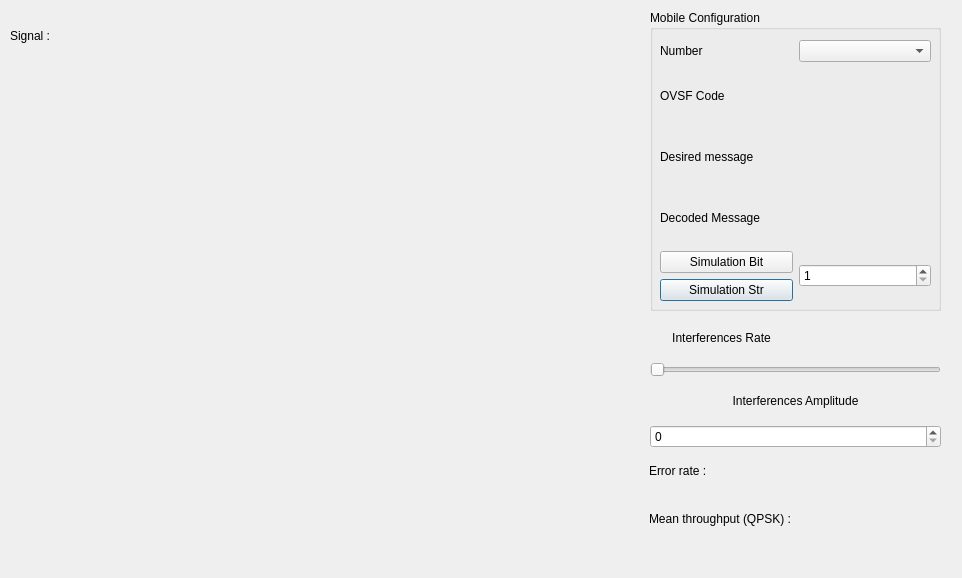
Vskilet/UMTS-Multiplexing, file gui.ui: the form before one commit.
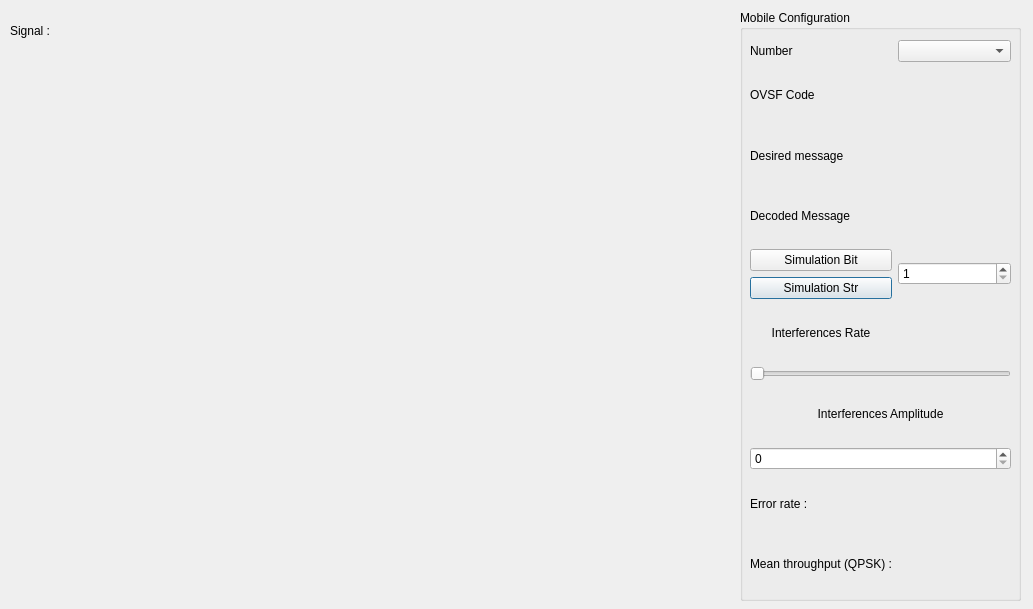
The form after the commit.

Commit message: optimisation layout interface

```diff
--- a/gui.ui
+++ b/gui.ui
@@ -6,8 +6,8 @@
    <rect>
     <x>0</x>
     <y>0</y>
-    <width>962</width>
-    <height>578</height>
+    <width>1033</width>
+    <height>609</height>
    </rect>
   </property>
   <property name="windowTitle">
@@ -16,10 +16,10 @@
   <widget class="QGroupBox" name="groupBox">
    <property name="geometry">
     <rect>
-     <x>650</x>
+     <x>740</x>
      <y>10</y>
-     <width>291</width>
-     <height>301</height>
+     <width>281</width>
+     <height>591</height>
     </rect>
    </property>
    <property name="title">
@@ -30,11 +30,45 @@
      <rect>
       <x>10</x>
       <y>30</y>
-      <width>271</width>
-      <height>261</height>
+      <width>261</width>
+      <height>551</height>
      </rect>
     </property>
     <layout class="QGridLayout" name="gridLayout">
+     <item row="9" column="1">
+      <widget class="QLabel" name="LabelTextInterferencesRate">
+       <property name="text">
+        <string/>
+       </property>
+      </widget>
+     </item>
+     <item row="13" column="0">
+      <widget class="QLabel" name="LabelErrorRateTitle">
+       <property name="text">
+        <string>Error rate :</string>
+       </property>
+      </widget>
+     </item>
+     <item row="11" column="0" colspan="2">
+      <widget class="QLabel" name="LabelInterferencesAmplitude">
+       <property name="text">
+        <string>Interferences Amplitude</string>
+       </property>
+       <property name="alignment">
+        <set>Qt::AlignCenter</set>
+       </property>
+      </widget>
+     </item>
+     <item row="10" column="0" colspan="2">
+      <widget class="QSlider" name="SliderInterferencesRate">
+       <property name="orientation">
+        <enum>Qt::Horizontal</enum>
+       </property>
+      </widget>
+     </item>
+     <item row="12" column="0" colspan="2">
+      <widget class="QSpinBox" name="SpinInterferencesAmplitude"/>
+     </item>
      <item row="8" column="0">
       <widget class="QPushButton" name="buttonStringSimulation">
        <property name="text">
@@ -111,125 +145,65 @@
        </property>
       </widget>
      </item>
+     <item row="9" column="0">
+      <widget class="QLabel" name="LabelInterferencesRate">
+       <property name="layoutDirection">
+        <enum>Qt::LeftToRight</enum>
+       </property>
+       <property name="text">
+        <string>Interferences Rate</string>
+       </property>
+       <property name="alignment">
+        <set>Qt::AlignCenter</set>
+       </property>
+      </widget>
+     </item>
+     <item row="13" column="1">
+      <widget class="QLabel" name="LabelErrorRate">
+       <property name="text">
+        <string/>
+       </property>
+      </widget>
+     </item>
+     <item row="14" column="0">
+      <widget class="QLabel" name="LabelThroughputTitle">
+       <property name="text">
+        <string>Mean throughput (QPSK) :</string>
+       </property>
+      </widget>
+     </item>
+     <item row="14" column="1">
+      <widget class="QLabel" name="LabelThroughput">
+       <property name="text">
+        <string/>
+       </property>
+      </widget>
+     </item>
     </layout>
    </widget>
-  </widget>
-  <widget class="QWidget" name="verticalLayoutWidget">
-   <property name="geometry">
-    <rect>
-     <x>650</x>
-     <y>320</y>
-     <width>291</width>
-     <height>128</height>
-    </rect>
-   </property>
-   <layout class="QVBoxLayout" name="verticalLayout">
-    <item>
-     <layout class="QGridLayout" name="gridLayout_3">
-      <item row="1" column="0">
-       <widget class="QLabel" name="LabelInterferencesRate">
-        <property name="layoutDirection">
-         <enum>Qt::LeftToRight</enum>
-        </property>
-        <property name="text">
-         <string>Interferences Rate</string>
-        </property>
-        <property name="alignment">
-         <set>Qt::AlignCenter</set>
-        </property>
-       </widget>
-      </item>
-      <item row="1" column="1">
-       <widget class="QLabel" name="LabelTextInterferencesRate">
-        <property name="text">
-         <string/>
-        </property>
-       </widget>
-      </item>
-     </layout>
-    </item>
-    <item>
-     <widget class="QSlider" name="SliderInterferencesRate">
-      <property name="orientation">
-       <enum>Qt::Horizontal</enum>
-      </property>
-     </widget>
-    </item>
-    <item>
-     <widget class="QLabel" name="LabelInterferencesAmplitude">
-      <property name="text">
-       <string>Interferences Amplitude</string>
-      </property>
-      <property name="alignment">
-       <set>Qt::AlignCenter</set>
-      </property>
-     </widget>
-    </item>
-    <item>
-     <widget class="QSpinBox" name="SpinInterferencesAmplitude"/>
-    </item>
-   </layout>
+   <zorder>gridLayoutWidget</zorder>
+   <zorder>LabelErrorRateTitle</zorder>
   </widget>
   <widget class="QLabel" name="plotLabel">
    <property name="geometry">
     <rect>
-     <x>8</x>
-     <y>77</y>
-     <width>641</width>
-     <height>491</height>
+     <x>10</x>
+     <y>50</y>
+     <width>721</width>
+     <height>541</height>
     </rect>
    </property>
    <property name="text">
     <string/>
    </property>
   </widget>
-  <widget class="QWidget" name="verticalLayoutWidget_2">
-   <property name="geometry">
-    <rect>
-     <x>649</x>
-     <y>449</y>
-     <width>291</width>
-     <height>91</height>
-    </rect>
-   </property>
-   <layout class="QGridLayout" name="gridLayout_2">
-    <item row="1" column="0">
-     <widget class="QLabel" name="LabelThroughputTitle">
-      <property name="text">
-       <string>Mean throughput (QPSK) :</string>
-      </property>
-     </widget>
-    </item>
-    <item row="0" column="0">
-     <widget class="QLabel" name="LabelErrorRateTitle">
-      <property name="text">
-       <string>Error rate :</string>
-      </property>
-     </widget>
-    </item>
-    <item row="0" column="1">
-     <widget class="QLabel" name="LabelErrorRate">
-      <property name="text">
-       <string/>
-      </property>
-     </widget>
-    </item>
-    <item row="1" column="1">
-     <widget class="QLabel" name="LabelThroughput">
-      <property name="text">
-       <string/>
-      </property>
-     </widget>
-    </item>
-   </layout>
-  </widget>
   <widget class="QLabel" name="LabelSignal">
    <property name="geometry">
     <rect>
      <x>10</x>
      <y>10</y>
-     <width>641</width>
-     <height>51</height>
+     <width>701</width>
+     <height>41</height>
     </rect>
    </property>
    <property name="text">
```
